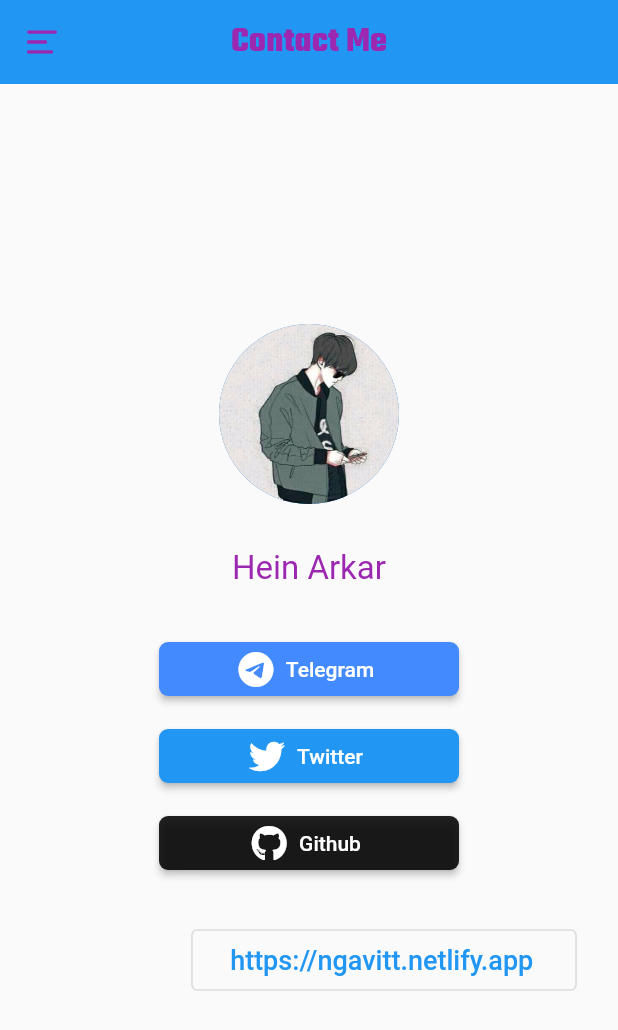
After one commit to H3inAK/ngavitt, a Flutter app: the AboutAuthor screen opened directly, on a phone screen of 412 x 824 dp. The commit adds this screen. Shown: the top 1030 px of the screen. Run offline on Flutter 3.47's test engine with Material 2 defaults, Android fonts, the phone set to English and light mode, and no system bars; our stand-ins replace animated_theme_switcher, cached_network_image, fl_chart, flutter_icons, flutter_spinkit, flutter_svg and 3 more; missing offline and left inert: cached_network_image_builder, quick_actions; accounts and stored records are empty; network calls fail.

Commit message:
desktop support

```diff
--- a/lib/pages/pie_chart_global.dart
+++ b/lib/pages/pie_chart_global.dart
@@ -128,7 +128,7 @@ class _PieChartPageState extends State<PieChartPage> {
           ),
           title: Text(
             appLang['globalpiechart'],
-            style: GoogleFonts.aclonica(
+            style: GoogleFonts.teko(
               color: Theme.of(context).accentColor,
               fontWeight: FontWeight.bold,
             ),
--- /dev/null
+++ b/lib/providers/app_drawer_provider.dart
@@ -0,0 +1,9 @@
+import 'package:flutter/foundation.dart';
+
+class AppDrawerProvider with ChangeNotifier {
+  int _currentMenuItem = 0;
+
+  get currentMenuItem => _currentMenuItem;
+
+  set setMenuItem(int item) => _currentMenuItem = item;
+}
--- a/lib/providers/counrties_provider.dart
+++ b/lib/providers/counrties_provider.dart
@@ -21,7 +21,7 @@ class CountriesProvider with ChangeNotifier {
   }
 
   Future<void> fetchAndSetCountriesData() async {
-    final url = "https://corona.lmao.ninja/v3/covid-19/countries";
+    final url = "https://disease.sh/v3/covid-19/countries";
     final response = await http.get(url);
 
     if (response.statusCode == 200) {
--- a/lib/providers/country_status_provider.dart
+++ b/lib/providers/country_status_provider.dart
@@ -13,7 +13,7 @@ class CountryStatusProvider with ChangeNotifier {
   }
 
   Future<void> fetchAndSetCountryStatus(String countryName) async {
-    final url = "https://corona.lmao.ninja/v3/covid-19/countries/$countryName";
+    final url = "https://disease.sh/v3/covid-19/countries/$countryName";
     final response = await http.get(url);
 
     if (response.statusCode == 200) {
--- a/lib/providers/global_status_provider.dart
+++ b/lib/providers/global_status_provider.dart
@@ -18,7 +18,7 @@ class GlobalStatusProvider with ChangeNotifier {
   }
 
   Future<void> fetchAndSetGlobalStatus() async {
-    final url = "https://corona.lmao.ninja/v3/covid-19/all";
+    final url = "https://disease.sh/v3/covid-19/all";
     final response = await http.get(url);
 
     if (response.statusCode == 200) {
--- a/lib/screens/all_countries.dart
+++ b/lib/screens/all_countries.dart
@@ -9,7 +9,7 @@ import '../providers/language_provider.dart';
 import '../helpers/popup_submenu.dart';
 import '../helpers/custom_routes.dart';
 import '../widgets/continents/continent_widget.dart';
-import '../widgets/additionals/popup_submenu.dart' as psm;
+// import '../widgets/additionals/popup_submenu.dart' as psm;
 import '../widgets/countries/countries_list_widget.dart';
 import 'search_screen.dart';
 
--- /dev/null
+++ b/lib/screens/contact_me.dart
@@ -0,0 +1,302 @@
+import 'dart:async';
+
+import 'package:animated_theme_switcher/animated_theme_switcher.dart';
+import 'package:flutter/foundation.dart';
+import 'package:flutter/material.dart';
+import 'package:flutter_icons/flutter_icons.dart';
+import 'package:flutter_svg/flutter_svg.dart';
+import 'package:google_fonts/google_fonts.dart';
+import 'package:provider/provider.dart';
+import 'package:universal_platform/universal_platform.dart';
+import 'package:url_launcher/url_launcher.dart';
+
+import '../providers/language_provider.dart';
+import '../widgets/drawers/app_drawer.dart';
+
+class AboutAuthor extends StatefulWidget {
+  const AboutAuthor({Key key}) : super(key: key);
+
+  @override
+  _AboutAuthorState createState() => _AboutAuthorState();
+}
+
+class _AboutAuthorState extends State<AboutAuthor>
+    with SingleTickerProviderStateMixin {
+  AnimationController _animationController;
+
+  @override
+  void initState() {
+    _animationController = AnimationController(
+      vsync: this,
+      duration: Duration(milliseconds: 200),
+    )..repeat(reverse: true);
+    super.initState();
+  }
+
+  @override
+  void dispose() {
+    _animationController.dispose();
+    super.dispose();
+  }
+
+  Future<void> _launchURL(String url) async {
+    await canLaunch(url) ? launch(url) : throw Exception("can't launch $url");
+  }
+
+  @override
+  Widget build(BuildContext context) {
+    final appLang =
+        Provider.of<LanguageProvider>(context, listen: false).appLanguage;
+
+    return ThemeSwitchingArea(
+      child: Scaffold(
+        drawer: AppDrawer(),
+        appBar: AppBar(
+          leading: Builder(
+            builder: (ctx) {
+              return IconButton(
+                icon: SvgPicture.asset(
+                  "assets/icons/menu.svg",
+                  width: 20,
+                  color: Theme.of(context).accentColor,
+                ),
+                onPressed: () {
+                  Scaffold.of(ctx).openDrawer();
+                },
+              );
+            },
+          ),
+          title: Text(
+            appLang['contactme'],
+            style: GoogleFonts.teko(
+              color: Theme.of(context).accentColor,
+              fontWeight: FontWeight.bold,
+              fontSize: 24,
+            ),
+          ),
+          elevation: 0.0,
+          centerTitle: true,
+        ),
+        body: Column(
+          mainAxisAlignment: MainAxisAlignment.center,
+          crossAxisAlignment: CrossAxisAlignment.center,
+          children: [
+            Center(
+              child: ShakeTransition(
+                curve: Curves.elasticOut,
+                offset: -800,
+                duration: const Duration(milliseconds: 800),
+                axis: Axis.vertical,
+                child: CircleAvatar(
+                  radius: 60,
+                  backgroundImage: AssetImage(
+                    'assets/images/me.jpg',
+                  ),
+                ),
+              ),
+            ),
+            SizedBox(height: 30),
+            ShakeTransition(
+              curve: Curves.bounceOut,
+              axis: Axis.horizontal,
+              duration: const Duration(milliseconds: 800),
+              offset: 70,
+              child: Row(
+                mainAxisAlignment: MainAxisAlignment.center,
+                children: [
+                  Text(
+                    "Hein Arkar",
+                    style: TextStyle(
+                      color: Theme.of(context).accentColor,
+                      fontSize: 22,
+                    ),
+                  )
+                ],
+              ),
+            ),
+            SizedBox(height: 30),
+            ShakeTransition(
+              curve: Curves.bounceOut,
+              axis: Axis.horizontal,
+              duration: const Duration(milliseconds: 1200),
+              offset: 80,
+              child: Container(
+                width: 200,
+                child: ElevatedButton.icon(
+                  style: ElevatedButton.styleFrom(
+                    primary: Colors.blueAccent,
+                    shape: RoundedRectangleBorder(
+                      borderRadius: BorderRadius.circular(6),
+                    ),
+                  ),
+                  onPressed: () {
+                    _launchURL('https://t.me/csthantzinoo');
+                  },
+                  icon: Icon(FontAwesome.telegram),
+                  label: Text("Telegram"),
+                ),
+              ),
+            ),
+            SizedBox(height: 10),
+            ShakeTransition(
+              curve: Curves.bounceOut,
+              axis: Axis.horizontal,
+              duration: const Duration(milliseconds: 1200),
+              offset: 80,
+              child: Container(
+                width: 200,
+                child: ElevatedButton.icon(
+                  style: ElevatedButton.styleFrom(
+                    primary: Colors.blue,
+                    shape: RoundedRectangleBorder(
+                      borderRadius: BorderRadius.circular(6),
+                    ),
+                  ),
+                  onPressed: () {
+                    _launchURL('https://www.twitter.com/HeinArkar8');
+                  },
+                  icon: Icon(FontAwesome.twitter),
+                  label: Text("Twitter"),
+                ),
+              ),
+            ),
+            SizedBox(height: 10),
+            ShakeTransition(
+              curve: Curves.bounceOut,
+              axis: Axis.horizontal,
+              duration: const Duration(milliseconds: 1200),
+              offset: 80,
+              child: Container(
+                width: 200,
+                child: ElevatedButton.icon(
+                  style: ElevatedButton.styleFrom(
+                    primary: Colors.black87,
+                    shape: RoundedRectangleBorder(
+                      borderRadius: BorderRadius.circular(6),
+                    ),
+                  ),
+                  onPressed: () {
+                    _launchURL('https://github.com/H3inAK');
+                  },
+                  icon: Icon(FontAwesome.github),
+                  label: Text("Github"),
+                ),
+              ),
+            ),
+            SizedBox(height: 30),
+            UniversalPlatform.isAndroid || UniversalPlatform.isIOS
+                ? ShakeTransition.repeatTransition(
+                    animationController: _animationController,
+                    child: OutlinedButton(
+                      onPressed: () {
+                        _launchURL('https://ngavitt.netlify.app');
+                      },
+                      child: Padding(
+                        padding: const EdgeInsets.all(10.0),
+                        child: SelectableText(
+                          "https://ngavitt.netlify.app",
+                          style: TextStyle(
+                            color: Colors.blue,
+                            fontSize: 18,
+                          ),
+                        ),
+                      ),
+                    ),
+                  )
+                : ShakeTransition(
+                    curve: Curves.fastLinearToSlowEaseIn,
+                    axis: Axis.horizontal,
+                    duration: const Duration(milliseconds: 2000),
+                    offset: 80,
+                    child: TextButton(
+                      onPressed: () {
+                        _launchURL('https://ngavitt.netlify.app');
+                      },
+                      child: Padding(
+                        padding: const EdgeInsets.all(8.0),
+                        child: SelectableText(
+                          "https://ngavitt.netlify.app",
+                          style: TextStyle(
+                            color: Colors.blue,
+                            fontSize: 18,
+                          ),
+                        ),
+                      ),
+                    ),
+                  ),
+          ],
+        ),
+      ),
+    );
+  }
+}
+
+class ShakeTransition extends StatelessWidget {
+  final Widget child;
+  final Duration duration;
+  final Curve curve;
+  final double offset;
+  final Axis axis;
+
+  const ShakeTransition({
+    Key key,
+    @required this.child,
+    this.duration = const Duration(milliseconds: 250),
+    this.curve = Curves.elasticOut,
+    this.offset = 140,
+    this.axis = Axis.horizontal,
+  }) : super(key: key);
+
+  static Widget repeatTransition({
+    @required Widget child,
+    @required AnimationController animationController,
+    Duration duration = const Duration(milliseconds: 250),
+    double offset = 100,
+    Axis axis = Axis.horizontal,
+  }) {
+    Timer(
+      Duration(milliseconds: 800),
+      () => animationController.stop(),
+    );
+
+    return AnimatedBuilder(
+      animation: animationController,
+      child: child,
+      builder: (ctx, child) {
+        return Transform.translate(
+          offset: axis == Axis.horizontal
+              ? Offset(
+                  animationController.value * offset,
+                  0.0,
+                )
+              : Offset(
+                  0.0,
+                  animationController.value * offset,
+                ),
+          child: child,
+        );
+      },
+    );
+  }
+
+  @override
+  Widget build(BuildContext context) {
+    return TweenAnimationBuilder<double>(
+      tween: Tween<double>(
+        begin: 1.0,
+        end: 0.0,
+      ),
+      curve: curve,
+      child: child,
+      duration: duration,
+      builder: (context, value, child) {
+        return Transform.translate(
+          offset: axis == Axis.horizontal
+              ? Offset(offset * value, 0.0)
+              : Offset(0.0, offset * value),
+          child: child,
+        );
+      },
+    );
+  }
+}
--- a/lib/screens/home_screen.dart
+++ b/lib/screens/home_screen.dart
@@ -1,10 +1,10 @@
 import 'package:animated_theme_switcher/animated_theme_switcher.dart';
 import 'package:flutter/cupertino.dart';
-import 'package:flutter/foundation.dart';
 import 'package:flutter/material.dart';
 import 'package:flutter_svg/svg.dart';
 import 'package:google_fonts/google_fonts.dart';
 import 'package:provider/provider.dart';
+import 'package:universal_platform/universal_platform.dart';
 
 import '../providers/language_provider.dart';
 import '../helpers/quick_actions.dart';
@@ -18,7 +18,7 @@ import '../widgets/global/global_case_widget.dart';
 class HomeScreen extends StatelessWidget {
   @override
   Widget build(BuildContext context) {
-    if (!kIsWeb)
+    if (UniversalPlatform.isAndroid || UniversalPlatform.isIOS)
       AppBannerActions.quickActions.initialize((type) {
         if (type == 'global') {
           Navigator.of(context).push(
--- a/lib/screens/prevention_screen.dart
+++ b/lib/screens/prevention_screen.dart
@@ -34,7 +34,7 @@ class PreventionScreen extends StatelessWidget {
           ),
           title: Text(
             appLang['preventions'],
-            style: GoogleFonts.aclonica(
+            style: GoogleFonts.teko(
               color: Theme.of(context).accentColor,
               fontWeight: FontWeight.bold,
             ),
--- a/lib/widgets/continents/continent_widget.dart
+++ b/lib/widgets/continents/continent_widget.dart
@@ -50,7 +50,11 @@ class Continents extends StatelessWidget {
       children: [
         Container(
           width: double.infinity,
-          height: deviceSize.height >= 600 ? 340 : 260,
+          height: deviceSize.height >= 600
+              ? deviceSize.height >= 900
+                  ? 400
+                  : 320
+              : 260,
           padding: EdgeInsets.symmetric(
             vertical: 20,
             horizontal: 15,
--- a/pubspec.yaml
+++ b/pubspec.yaml
@@ -23,10 +23,12 @@ dependencies:
   flutter_icons:
   flutter_spinkit:
   cached_network_image:
+  cached_network_image_builder:
   cupertino_icons: ^0.1.3
   quick_actions:
   url_launcher:
   url_launcher_web:
+  universal_platform: ^1.0.0+1
 
 dev_dependencies:
   flutter_test:
```
Also changed, not shown: lib/main.dart (+20 -8 lines), lib/pages/applanguage_setting.dart (+16 -6 lines), lib/screens/country_covid_status_details.dart (+56 -5 lines), lib/screens/search_screen.dart (+6 -2 lines), lib/widgets/additionals/popup_submenu.dart (added, +64 -0 lines), lib/widgets/countries/country_item.dart (+44 -7 lines), lib/widgets/global/global_cases_dashboard.dart (+7 -6 lines), assets/images/smat_home.webp (added), pubspec.lock, 1 other file.
